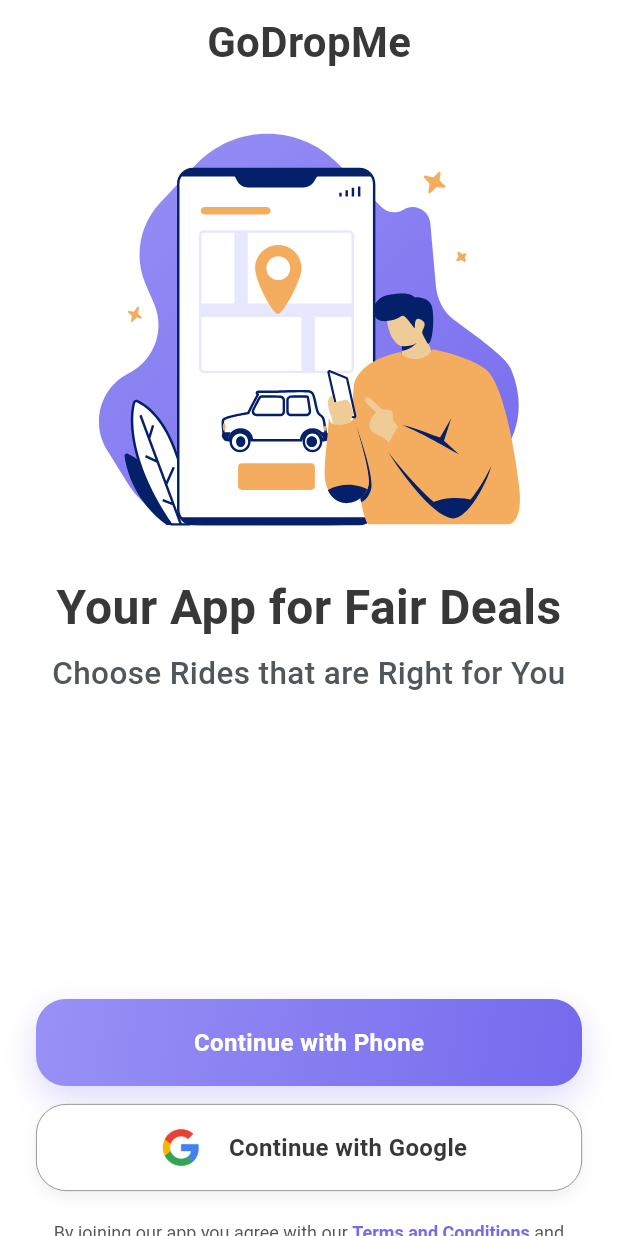
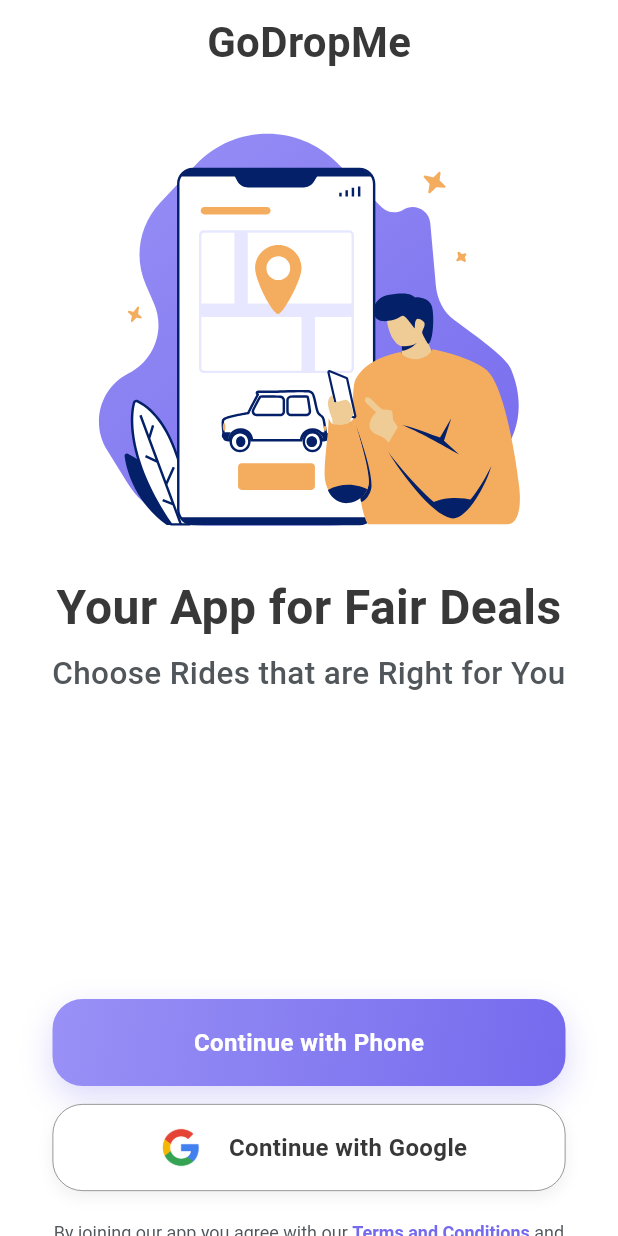
Before and after one commit to rayyankhan00776/GoDropMe, a Flutter app: the OptionScreen screen opened by its route, on a phone screen of 412 x 824 dp. Run offline on Flutter 3.47's test engine with Material 3 defaults, Android fonts, the phone set to English and light mode, and no system bars; our stand-ins replace flutter_svg, get.

Commit message:
did some __dir name changes

```diff
--- a/lib/routes/routes.dart
+++ b/lib/core/routes/routes.dart
@@ -1,7 +1,7 @@
 import 'package:get/get.dart';
 import 'package:godropme/features/onboard/binding/onboard_binding.dart';
 import 'package:godropme/features/onboard/pages/onboard_screen.dart';
-import 'package:godropme/features/register/pages/option_screen.dart';
+import 'package:godropme/features/Reg-option/pages/option_screen.dart';
 
 // Add more imports for other screens as you create them
 
--- a/lib/features/register/pages/option_screen.dart
+++ b/lib/features/Reg-option/pages/option_screen.dart
@@ -1,7 +1,7 @@
 // ignore_for_file: file_names
 
 import 'package:flutter/material.dart';
-import 'package:godropme/features/register/widgets/option_content.dart';
+import 'package:godropme/features/Reg-option/widgets/option_content.dart';
 
 class OptionScreen extends StatelessWidget {
   const OptionScreen({super.key});
--- a/lib/features/register/widgets/components/option_actions.dart
+++ b/lib/features/Reg-option/widgets/components/option_actions.dart
@@ -21,14 +21,14 @@ class OptionActions extends StatelessWidget {
             text: AppStrings.continueWithPhone,
             onTap: onContinuePhone,
             height: 58,
-            width: screenWidth,
+            width: screenWidth - 70,
           ),
           const SizedBox(height: 12),
           GoogleButton(
             text: AppStrings.continueWithGoogle,
             onTap: onContinueGoogle,
             height: 58,
-            width: screenWidth,
+            width: screenWidth - 70,
             leading: Image.asset(AppAssets.google, width: 40, height: 40),
           ),
         ],
--- a/lib/features/onboard/widgets/onboard_page.dart
+++ b/lib/features/onboard/widgets/onboard_page.dart
@@ -4,7 +4,7 @@ import 'package:flutter/material.dart';
 import 'package:get/get.dart';
 import 'package:godropme/core/widgets/custom_button.dart';
 import 'package:godropme/core/theme/colors.dart';
-import 'package:godropme/routes/routes.dart';
+import 'package:godropme/core/routes/routes.dart';
 
 /// A single onboarding page widget.
 ///
--- a/lib/main.dart
+++ b/lib/main.dart
@@ -1,7 +1,7 @@
 import 'package:flutter/material.dart';
 import 'package:get/get.dart';
 import 'package:godropme/core/theme/theme.dart';
-import 'package:godropme/routes/routes.dart';
+import 'package:godropme/core/routes/routes.dart';
 
 void main() {
   runApp(const GoDropMe());
```
Also changed, not shown: lib/features/Reg-option/widgets/components/option_header.dart (renamed from lib/features/register/widgets/components/option_header.dart), lib/features/Reg-option/widgets/components/option_illustration.dart (renamed from lib/features/register/widgets/components/option_illustration.dart), lib/features/Reg-option/widgets/components/option_terms.dart (renamed from lib/features/register/widgets/components/option_terms.dart), lib/features/Reg-option/widgets/option_content.dart (renamed from lib/features/register/widgets/option_content.dart).
